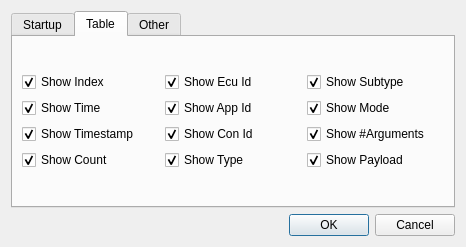
Above: src/settingsdialog.ui from COVESA/dlt-viewer before the change. Below: the same form after it.
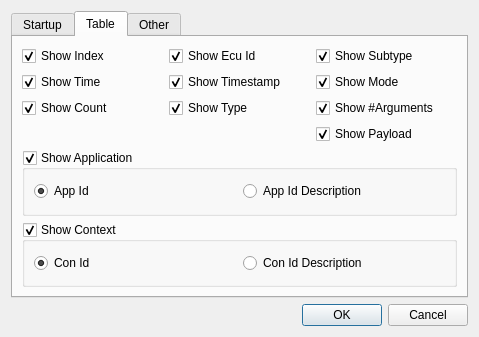
That is the form after the change. The open tabs and pages were chosen to show the change. Icons and pictures are not drawn.

Commit message: [GSW-20] Table View should also display description of context for each displayed DLT message - choose id or description within settings

What changed in the file:
```diff
--- a/src/settingsdialog.ui
+++ b/src/settingsdialog.ui
@@ -6,8 +6,8 @@
    <rect>
     <x>0</x>
     <y>0</y>
-    <width>466</width>
-    <height>247</height>
+    <width>479</width>
+    <height>337</height>
    </rect>
   </property>
   <property name="windowTitle">
@@ -191,16 +191,6 @@
            </property>
           </widget>
          </item>
-         <item row="1" column="1">
-          <widget class="QCheckBox" name="checkBoxAppid">
-           <property name="text">
-            <string>Show App Id</string>
-           </property>
-           <property name="checked">
-            <bool>true</bool>
-           </property>
-          </widget>
-         </item>
          <item row="1" column="2">
           <widget class="QCheckBox" name="checkBoxMode">
            <property name="text">
@@ -211,26 +201,6 @@
            </property>
           </widget>
          </item>
-         <item row="2" column="0">
-          <widget class="QCheckBox" name="checkBoxTimestamp">
-           <property name="text">
-            <string>Show Timestamp</string>
-           </property>
-           <property name="checked">
-            <bool>true</bool>
-           </property>
-          </widget>
-         </item>
-         <item row="2" column="1">
-          <widget class="QCheckBox" name="checkBoxConId">
-           <property name="text">
-            <string>Show Con Id</string>
-           </property>
-           <property name="checked">
-            <bool>true</bool>
-           </property>
-          </widget>
-         </item>
          <item row="2" column="2">
           <widget class="QCheckBox" name="checkBoxNoar">
            <property name="text">
@@ -241,7 +211,17 @@
            </property>
           </widget>
          </item>
-         <item row="3" column="0">
+         <item row="1" column="1">
+          <widget class="QCheckBox" name="checkBoxTimestamp">
+           <property name="text">
+            <string>Show Timestamp</string>
+           </property>
+           <property name="checked">
+            <bool>true</bool>
+           </property>
+          </widget>
+         </item>
+         <item row="2" column="0">
           <widget class="QCheckBox" name="checkBoxCount">
            <property name="text">
             <string>Show Count</string>
@@ -251,7 +231,7 @@
            </property>
           </widget>
          </item>
-         <item row="3" column="1">
+         <item row="2" column="1">
           <widget class="QCheckBox" name="checkBoxType">
            <property name="text">
             <string>Show Type</string>
@@ -273,6 +253,79 @@
          </item>
         </layout>
        </item>
+       <item row="2" column="0">
+        <widget class="QGroupBox" name="groupBoxAppId">
+         <property name="autoFillBackground">
+          <bool>false</bool>
+         </property>
+         <property name="styleSheet">
+          <string notr="true"/>
+         </property>
+         <property name="title">
+          <string>Show Application</string>
+         </property>
+         <property name="flat">
+          <bool>false</bool>
+         </property>
+         <property name="checkable">
+          <bool>true</bool>
+         </property>
+         <layout class="QHBoxLayout" name="horizontalLayout">
+          <item>
+           <widget class="QRadioButton" name="radioButtonAppId">
+            <property name="text">
+             <string>App Id</string>
+            </property>
+            <property name="checked">
+             <bool>true</bool>
+            </property>
+           </widget>
+          </item>
+          <item>
+           <widget class="QRadioButton" name="radioButtonAppIdDesc">
+            <property name="text">
+             <string>App Id Description</string>
+            </property>
+            <property name="checked">
+             <bool>false</bool>
+            </property>
+           </widget>
+          </item>
+         </layout>
+        </widget>
+       </item>
+       <item row="3" column="0">
+        <widget class="QGroupBox" name="groupBoxConId">
+         <property name="title">
+          <string>Show Context</string>
+         </property>
+         <property name="checkable">
+          <bool>true</bool>
+         </property>
+         <layout class="QHBoxLayout" name="horizontalLayout_2">
+          <item>
+           <widget class="QRadioButton" name="radioButtonConId">
+            <property name="text">
+             <string>Con Id</string>
+            </property>
+            <property name="checked">
+             <bool>true</bool>
+            </property>
+           </widget>
+          </item>
+          <item>
+           <widget class="QRadioButton" name="radioButtonConIdDesc">
+            <property name="text">
+             <string>Con Id Description</string>
+            </property>
+            <property name="checked">
+             <bool>false</bool>
+            </property>
+           </widget>
+          </item>
+         </layout>
+        </widget>
+       </item>
       </layout>
      </widget>
      <widget class="QWidget" name="tab">
```
Left out of the diff: 2 changed lines with no effect on the pictures. The commit also changes 6 other files.
